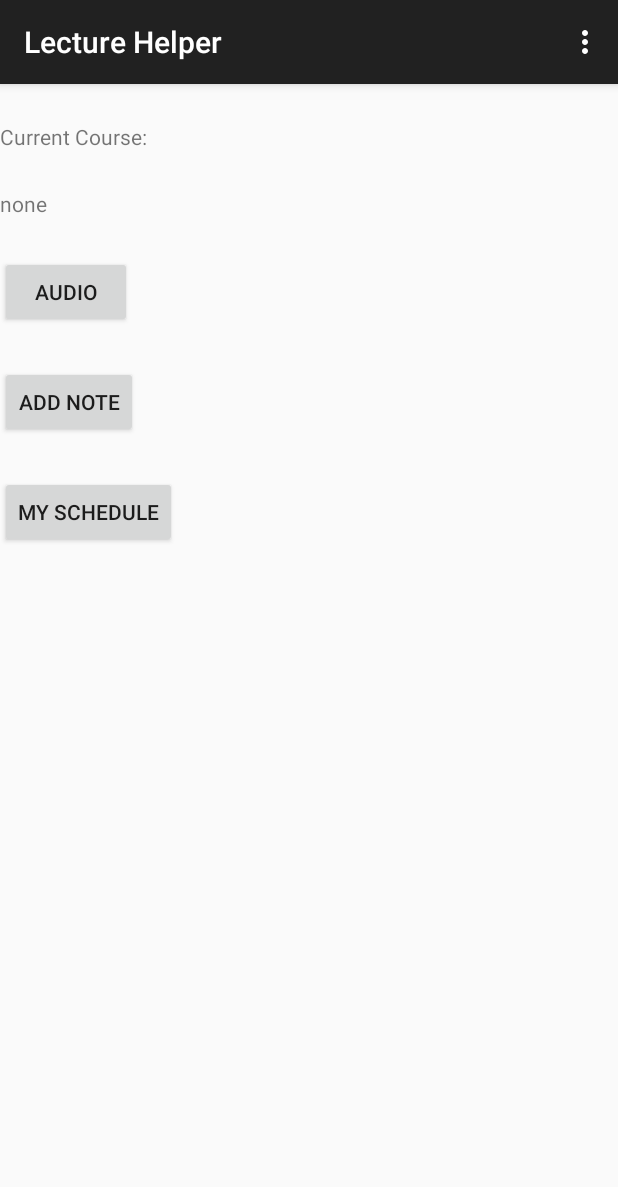
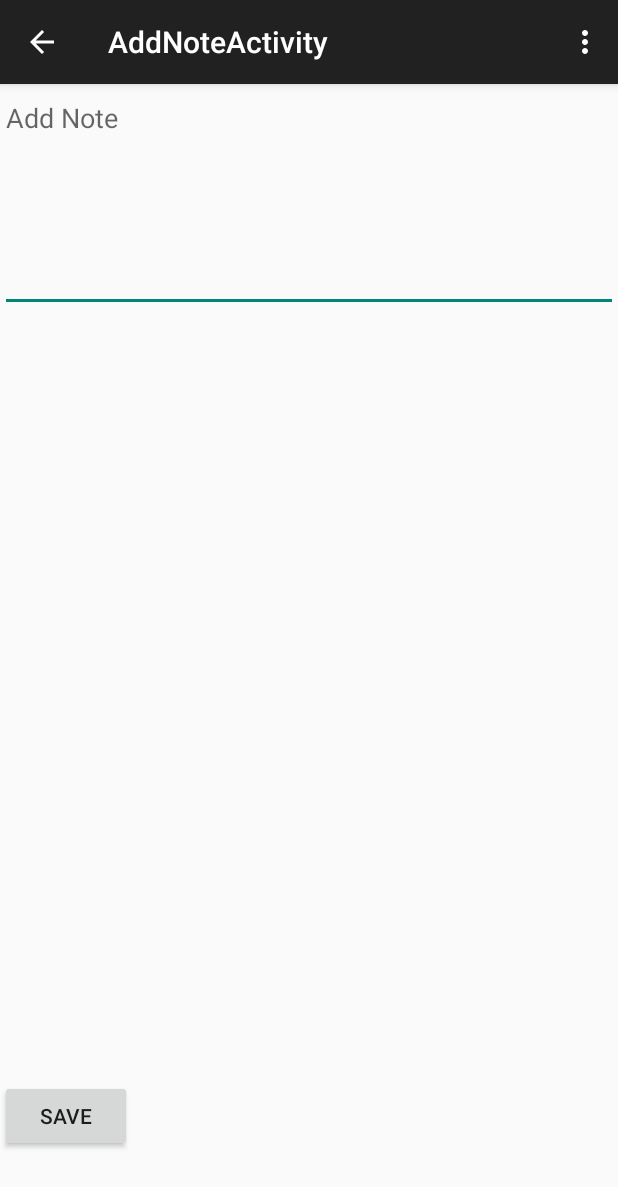
Before and after one commit to nhandh/Lecture_Helper_Android, an Android app: the screen it shows after launch (MainActivity before the commit, AddNoteActivity after it), after a tap on "ADD NOTE", on a phone screen of 412 x 824 dp. Shown: the top 1187 px of the screen. Run offline under Robolectric (Android 15) with nearby library versions, the phone set to English and light mode, and no system bars.

Commit message:
Working on AddNoteActivity. Change the AudioRecorder such that the current course_title comes from MainActivity.

```diff
--- a/app/src/main/java/com/example/nhdo/lecturehelper/AddNoteActivity.java
+++ b/app/src/main/java/com/example/nhdo/lecturehelper/AddNoteActivity.java
@@ -4,13 +4,22 @@ import android.support.v7.app.AppCompatActivity;
 import android.os.Bundle;
 import android.view.Menu;
 import android.view.MenuItem;
+import android.view.View;
+import android.widget.EditText;
+
+import java.io.File;
 
 public class AddNoteActivity extends AppCompatActivity {
+
+    private static final String TEXT_FILE_FORMAT = ".txt";
+    EditText note;
 
     @Override
     protected void onCreate(Bundle savedInstanceState) {
         super.onCreate(savedInstanceState);
         setContentView(R.layout.activity_add_note);
+
+        note = (EditText) findViewById(R.id.addNote_text);
     }
 
     @Override
@@ -34,4 +43,11 @@ public class AddNoteActivity extends AppCompatActivity {
 
         return super.onOptionsItemSelected(item);
     }
+
+    public void saveNote(View view){
+        //File output_file = LectureHelperUtils.getEmptyFileWithStructuredPath();
+
+
+
+    }
 }
--- a/app/src/main/java/com/example/nhdo/lecturehelper/AudioRecorder.java
+++ b/app/src/main/java/com/example/nhdo/lecturehelper/AudioRecorder.java
@@ -135,7 +135,7 @@ public class AudioRecorder extends AppCompatActivity implements MediaPlayer.OnCo
                 stopPlayButton.setEnabled(false);
                 saveButton.setEnabled(false);
 
-                if (LectureHelperUtils.copyToStorage(new File(outputFile), "Iupui_Android",THREE_GPP)) {
+                if (LectureHelperUtils.copyToStorage(new File(outputFile), MainActivity.current_course_name,THREE_GPP)) {
                     Toast.makeText(getApplicationContext(), "Audio has been saved", Toast.LENGTH_SHORT).show();
                 } else {
                     Toast.makeText(getApplicationContext(), "Audio has not been saved", Toast.LENGTH_SHORT).show();
--- a/app/src/main/java/com/example/nhdo/lecturehelper/MainActivity.java
+++ b/app/src/main/java/com/example/nhdo/lecturehelper/MainActivity.java
@@ -12,7 +12,7 @@ import java.util.Calendar;
 
 public class MainActivity extends AppCompatActivity {
 
-    String current_course_name;
+    public static String current_course_name;
     CourseTime  current_time;
     int current_day_of_week;
     TextView textView;
@@ -51,7 +51,8 @@ public class MainActivity extends AppCompatActivity {
     }
 
     public void addNote(View view) {
-        Log.d("MainActivity", " add text selected!");
+        Intent intent = new Intent(this, AddNoteActivity.class);
+        startActivity(intent);
     }
 
     public void addAudio(View view) {
--- a/app/src/main/res/layout/activity_add_note.xml
+++ b/app/src/main/res/layout/activity_add_note.xml
@@ -2,13 +2,10 @@
     xmlns:tools="http://schemas.android.com/tools"
     android:layout_width="match_parent"
     android:layout_height="match_parent"
-    xmlns:app="http://schemas.android.com/apk/res-auto"
-    app:layout_behavior="@string/appbar_scrolling_view_behavior"
-
     tools:context="com.example.nhdo.lecturehelper.AddNoteActivity">
 
     <EditText
-        android:id = "@+id/enter_text"
+        android:id = "@+id/addNote_text"
         android:inputType="textMultiLine"
         android:lines="8"
         android:minLines="6"
@@ -24,7 +21,7 @@
         android:layout_width="wrap_content"
         android:layout_height="wrap_content"
         android:text="Save"
-        android:id="@+id/button"
+        android:id="@+id/addNote_btn_save"
         android:layout_alignParentBottom="true"
         android:layout_alignParentLeft="true"
         android:layout_alignParentStart="true"
```
